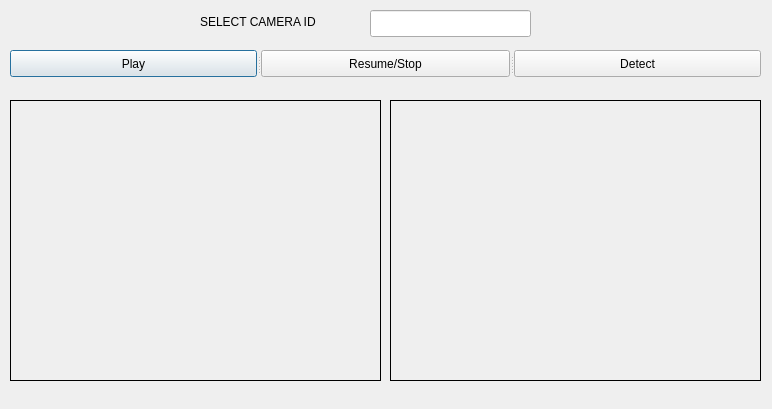
Old version of the form airlines.ui in the repository SparshBansal/aero_cv_backend.
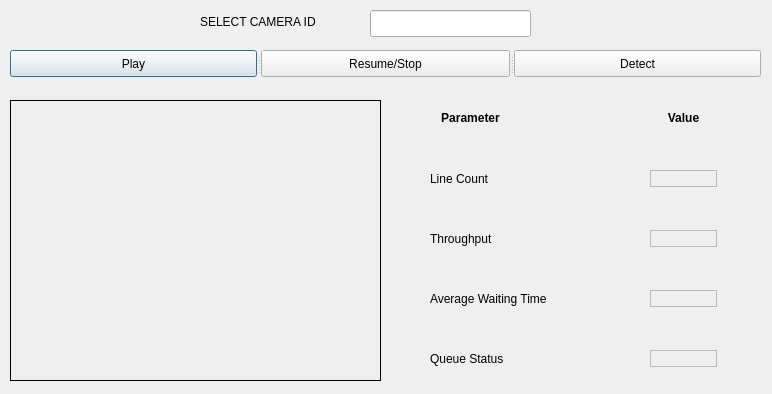
New version of the form.

Commit message: Changed UI with Parameter Display

Patch:
```diff
--- a/airlines.ui
+++ b/airlines.ui
@@ -7,7 +7,7 @@
     <x>0</x>
     <y>0</y>
     <width>772</width>
-    <height>409</height>
+    <height>394</height>
    </rect>
   </property>
   <property name="windowTitle">
@@ -35,25 +35,6 @@
     <number>0</number>
    </property>
   </widget>
-  <widget class="QLabel" name="detectLabel">
-   <property name="geometry">
-    <rect>
-     <x>390</x>
-     <y>100</y>
-     <width>371</width>
-     <height>281</height>
-    </rect>
-   </property>
-   <property name="autoFillBackground">
-    <bool>true</bool>
-   </property>
-   <property name="frameShape">
-    <enum>QFrame::Box</enum>
-   </property>
-   <property name="text">
-    <string/>
-   </property>
-  </widget>
   <widget class="QLabel" name="label">
    <property name="geometry">
     <rect>
@@ -105,6 +86,160 @@
     </property>
    </widget>
   </widget>
+  <widget class="QLabel" name="label_2">
+   <property name="geometry">
+    <rect>
+     <x>430</x>
+     <y>110</y>
+     <width>81</width>
+     <height>17</height>
+    </rect>
+   </property>
+   <property name="text">
+    <string>&lt;html&gt;&lt;head/&gt;&lt;body&gt;&lt;p&gt;&lt;span style=&quot; font-weight:600;&quot;&gt;Parameter&lt;/span&gt;&lt;/p&gt;&lt;/body&gt;&lt;/html&gt;</string>
+   </property>
+   <property name="scaledContents">
+    <bool>false</bool>
+   </property>
+   <property name="alignment">
+    <set>Qt::AlignCenter</set>
+   </property>
+  </widget>
+  <widget class="QLabel" name="label_3">
+   <property name="geometry">
+    <rect>
+     <x>650</x>
+     <y>110</y>
+     <width>67</width>
+     <height>17</height>
+    </rect>
+   </property>
+   <property name="text">
+    <string>&lt;html&gt;&lt;head/&gt;&lt;body&gt;&lt;p&gt;&lt;span style=&quot; font-weight:600;&quot;&gt;Value&lt;/span&gt;&lt;/p&gt;&lt;/body&gt;&lt;/html&gt;</string>
+   </property>
+   <property name="alignment">
+    <set>Qt::AlignCenter</set>
+   </property>
+  </widget>
+  <widget class="QLabel" name="label_4">
+   <property name="geometry">
+    <rect>
+     <x>430</x>
+     <y>170</y>
+     <width>81</width>
+     <height>17</height>
+    </rect>
+   </property>
+   <property name="text">
+    <string>Line Count</string>
+   </property>
+  </widget>
+  <widget class="QLabel" name="label_5">
+   <property name="geometry">
+    <rect>
+     <x>430</x>
+     <y>230</y>
+     <width>91</width>
+     <height>17</height>
+    </rect>
+   </property>
+   <property name="text">
+    <string>Throughput</string>
+   </property>
+  </widget>
+  <widget class="QLabel" name="label_6">
+   <property name="geometry">
+    <rect>
+     <x>430</x>
+     <y>290</y>
+     <width>161</width>
+     <height>17</height>
+    </rect>
+   </property>
+   <property name="text">
+    <string>Average Waiting Time</string>
+   </property>
+  </widget>
+  <widget class="QLabel" name="label_7">
+   <property name="geometry">
+    <rect>
+     <x>430</x>
+     <y>350</y>
+     <width>111</width>
+     <height>17</height>
+    </rect>
+   </property>
+   <property name="text">
+    <string>Queue Status</string>
+   </property>
+  </widget>
+  <widget class="QLabel" name="lcLabel">
+   <property name="geometry">
+    <rect>
+     <x>650</x>
+     <y>170</y>
+     <width>67</width>
+     <height>17</height>
+    </rect>
+   </property>
+   <property name="frameShape">
+    <enum>QFrame::StyledPanel</enum>
+   </property>
+   <property name="frameShadow">
+    <enum>QFrame::Plain</enum>
+   </property>
+   <property name="text">
+    <string/>
+   </property>
+  </widget>
+  <widget class="QLabel" name="tLabel">
+   <property name="geometry">
+    <rect>
+     <x>650</x>
+     <y>230</y>
+     <width>67</width>
+     <height>17</height>
+    </rect>
+   </property>
+   <property name="frameShape">
+    <enum>QFrame::StyledPanel</enum>
+   </property>
+   <property name="text">
+    <string/>
+   </property>
+  </widget>
+  <widget class="QLabel" name="awtLabel">
+   <property name="geometry">
+    <rect>
+     <x>650</x>
+     <y>290</y>
+     <width>67</width>
+     <height>17</height>
+    </rect>
+   </property>
+   <property name="frameShape">
+    <enum>QFrame::StyledPanel</enum>
+   </property>
+   <property name="text">
+    <string/>
+   </property>
+  </widget>
+  <widget class="QLabel" name="qStatusLabel">
+   <property name="geometry">
+    <rect>
+     <x>650</x>
+     <y>350</y>
+     <width>67</width>
+     <height>17</height>
+    </rect>
+   </property>
+   <property name="frameShape">
+    <enum>QFrame::StyledPanel</enum>
+   </property>
+   <property name="text">
+    <string/>
+   </property>
+  </widget>
  </widget>
  <resources/>
  <connections/>
```
